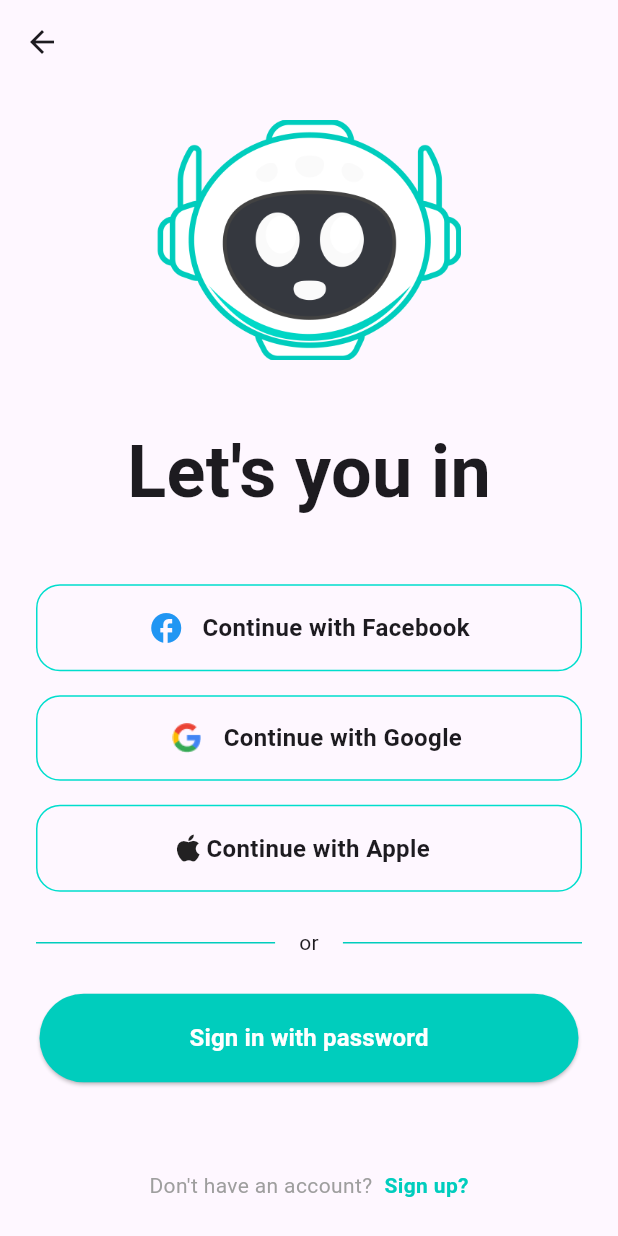
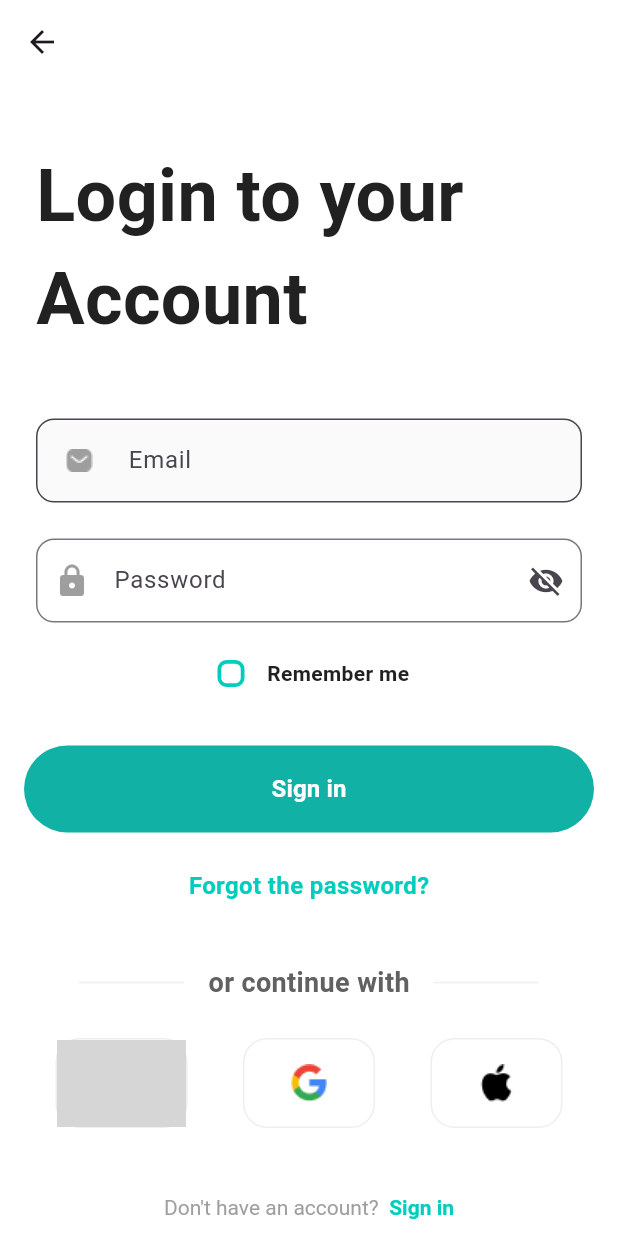
Before and after one commit to Biggiezz/chat_box, a Flutter app: the LoginWithAccount screen opened directly, on a phone screen of 412 x 824 dp. Run offline on Flutter 3.47's test engine with Material 3 defaults, Android fonts, the light colour scheme and no system bars; grey boxes are pictures that could not be loaded.

Commit message:
chat_box

```diff
--- a/lib/assets/image.dart
+++ b/lib/assets/image.dart
@@ -4,4 +4,6 @@ class ImageAssets{
  static const logo_fb = '$imagePath/Logo_fb.png';
  static const logo_gg = '$imagePath/logoGG.png';
  static const logo_apple = '$imagePath/icon_apple_signup.png';
+ static const email = '$imagePath/email.png';
+ static const lock = '$imagePath/lock.png';
 }
--- a/lib/create_page/login_with_account.dart
+++ b/lib/create_page/login_with_account.dart
@@ -1,251 +1,274 @@
 import 'package:chatbox/assets/image.dart';
-import 'package:chatbox/signup_page/signup_page.dart';
 import 'package:flutter/material.dart';
 
 class LoginWithAccount extends StatefulWidget {
   const LoginWithAccount({super.key});
 
   @override
-  State<LoginWithAccount> createState() => _LoginState();
+  State<LoginWithAccount> createState() => _LoginWithAccountState();
 }
 
-class _LoginState extends State<LoginWithAccount> {
-  get style async => null;
+class _LoginWithAccountState extends State<LoginWithAccount> {
+  var _rememberMe = false;
 
+  get _passwordController => null;
+  var _showPass = false;
   @override
   Widget build(BuildContext context) {
+    //var _passwordFocus;
     return Scaffold(
-      appBar: AppBar(),
-
-      body: SafeArea(
-        child: Padding(
-          padding: const EdgeInsets.all(24),
-          child: Column(
+      appBar: AppBar(backgroundColor: Colors.white),
+      backgroundColor: Colors.white,
+      body: Column(
         children: [
-              Expanded(
-                child: Column(
-                  children: [
-                    Positioned(
-                      width: 203,
-                      height: 160,
-                      top: 112.25,
-                      left: 112.5,
-
-                      child: Image.asset(
-                        ImageAssets.logo,
-                        width: 203,
-                        height: 160,
-                        fit: BoxFit.cover,
+          Padding(
+            padding: const EdgeInsets.fromLTRB(24, 40, 24, 45),
+            child: Text(
+              "Login to your Account",
+              style: TextStyle(
+                fontSize: 48,
+                fontWeight: FontWeight.w700,
+                color: Color(0xFF212121),
               ),
             ),
-                    SizedBox(height: 40.25),
-                    Text(
-                      "Let's you in",
-                      style: TextStyle(
-                        fontWeight: FontWeight.w700,
-                        fontSize: 48,
+          ),
+          Padding(
+            padding: const EdgeInsets.fromLTRB(24, 0, 24, 0),
+            child: TextField(
+              decoration: InputDecoration(
+                border: OutlineInputBorder(
+                  borderRadius: BorderRadius.circular(12),
+                ),
+
+                hintText: 'Nhập vào email của bạn',
+                labelText: 'Email',
+                suffixStyle: TextStyle(fontSize: 14, color: Color(0xFF9E9E9E)),
+                filled: true,
+                fillColor: Color(0xffFAFAFA),
+                prefixIcon: Image.asset('assets/images/email.png'),
+                // prefixIcon: Icon(Icons.email,size: 18, color: Color(0xFF9E9E9E)),
+              ),
+              keyboardType: TextInputType.emailAddress,
+            ),
+          ), //Email
+          Padding(
+            padding: const EdgeInsets.fromLTRB(24, 24, 24, 10),
+            child: TextField(
+             // focusNode: _passwordFocus,
+              controller: _passwordController,
+              obscureText: !_showPass,
+              decoration: InputDecoration(
+                labelText: 'Password',
+                //  filled: true,
+                // fillColor: _passwordFocus.hasFocus
+                //     ? Color(0xff00CDBD)
+                //     : Color(0xffFAFAFA),
+                hintText: 'Nhập mật khẩu',
+                suffixIcon: IconButton(
+                  icon: Icon(
+                    _showPass ? Icons.visibility : Icons.visibility_off,
+
+                    //   color: _passwordFocus.hasFocus
+                    //   //    ? Color(0xff00CDBD)
+                    //     //  : Color(0xff00CDBD),
+                    //
+                  ),
+                  onPressed: () {
+                    setState(() {
+                      _showPass = !_showPass;
+                    });
+                  },
+                ),
+                border: OutlineInputBorder(
+                  borderRadius: BorderRadius.circular(12),
+                ),
+                prefixIcon: Icon(Icons.lock, color: Color(0XFF9E9E9E)),
               ),
             ),
-                    SizedBox(height: 40.25),
-
-                    Container(
-                      padding: EdgeInsets.symmetric(vertical: 16),
-                      decoration: BoxDecoration(
-                        borderRadius: BorderRadius.circular(16),
-                        border: Border.all(width: 1, color: Color(0xFF00DECD)),
           ),
+          Padding(
+            padding: const EdgeInsets.fromLTRB(130, 0, 0, 24),
             child: Row(
-                        // crossAxisAlignment: CrossAxisAlignment.center,
-                        mainAxisAlignment: MainAxisAlignment.center,
               children: [
-                          Icon(Icons.facebook, weight: 24, color: Colors.blue),
-                          // Image.asset('asset/image/abc.png')
-                          SizedBox(width: 12),
+                Checkbox(
+                  side: BorderSide(width: 2.5, color: Color(0XFF00CDBD)),
+                  activeColor: Color(0XFF00CDBD),
+                  checkColor: Colors.white,
+                  shape: RoundedRectangleBorder(
+                    borderRadius: BorderRadius.circular(6),
+                  ),
+                  value: _rememberMe,
+                  onChanged: (value) {
+                    setState(() {
+                      _rememberMe = value ?? false;
+                    });
+                  },
+                ),
                 Text(
-                            'Continue with Facebook',
+                  'Remember me',
                   style: TextStyle(
-                              fontSize: 16,
+                    fontSize: 14,
                     fontWeight: FontWeight.w600,
+                    color: Color(0xFF212121),
                   ),
                 ),
               ],
             ),
           ),
-                    SizedBox(height: 16),
           Container(
-                      padding: EdgeInsets.symmetric(vertical: 16),
+            width: 380,
+            height: 58,
             decoration: BoxDecoration(
-                        borderRadius: BorderRadius.circular(16),
-                        border: Border.all(width: 1, color: Color(0xff00DECD)),
+              borderRadius: BorderRadius.circular(100),
+              color: Color(0XFF11B1A5),
+            ),
+            child: TextButton(
+              onPressed: () {},
+              child: Text(
+                'Sign in',
+                style: TextStyle(
+                  fontSize: 16,
+                  fontWeight: FontWeight.w700,
+                  color: Color(0xFFFFFFFF),
+                ),
+              ),
+            ),
           ),
 
-                      alignment: Alignment.topLeft,
+          Padding(
+            padding: const EdgeInsets.fromLTRB(24, 24, 24, 10),
 
-                      child: SizedBox(
+            child: Text(
+              "Forgot the password?",
+              style: TextStyle(
+                fontSize: 16,
+                fontWeight: FontWeight.w600,
+                color: Color(0xFF00CDBD),
+              ),
+            ),
+          ), // Forgot password
+          Padding(
+            padding: const EdgeInsets.fromLTRB(0,30,0,0),
             child: Row(
+              crossAxisAlignment: CrossAxisAlignment.center,
               mainAxisAlignment: MainAxisAlignment.center,
-                          crossAxisAlignment: CrossAxisAlignment.center,
               children: [
-                            Image.asset(
-                              ImageAssets.logo_gg,
-                              width: 45,
-                              height: 20,
+                Padding(
+                  padding: const EdgeInsets.fromLTRB(24, 0, 0, 0),
+                  child: Container(
+                    width: 70,
+                   height: 1,
+
+                    color: Color(0xFFEEEEEE),
+                  ),
+                ),
+                SizedBox(width: 16),
+                Text("or continue with", style: TextStyle(fontSize: 18, fontWeight: FontWeight.w600,color: Color(0xFF616161)),
+                ),
+                SizedBox(width: 16),
+                Padding(
+                  padding: const EdgeInsets.fromLTRB(0, 0, 24, 0),
+                  child: Container(
+                    width: 70,
+                    height: 1,
+                    color: Color(0xFFEEEEEE),
+                  ),
                 ),
 
+              ],
+
+            ),
+
+          ),
+          SizedBox(height: 24),
+          Row(
+            crossAxisAlignment: CrossAxisAlignment.center,
+            mainAxisAlignment: MainAxisAlignment.spaceEvenly,
+            children: [
               Container(
-                              padding: EdgeInsets.symmetric(horizontal: 2),
+                height: 60,
+                width: 88,
+                decoration: BoxDecoration(
+                 border: Border.all(
+                   color: Color(0xFFEEEEEE),
+                 ),
+                  borderRadius: BorderRadius.circular(16),
+                ),
+                child:
+                    Image.asset(ImageAssets.logo_fb),
 
-                              child: Column(
-                                crossAxisAlignment: CrossAxisAlignment.start,
-                                children: [
-                                  Row(
-                                    children: [
-                                      Text(
-                                        'Continue with Google',
-                                        style: TextStyle(
-                                          fontWeight: FontWeight.w600,
-                                          fontSize: 16,
+
                 ),
-                                        overflow: TextOverflow.ellipsis,
+              Container(
+                height: 60,
+                width: 88,
+                decoration: BoxDecoration(
+                  border: Border.all(
+                    color: Color(0xFFEEEEEE),
+                  ),
+                  borderRadius: BorderRadius.circular(16),
+                ),
+                child:
+                Image.asset(ImageAssets.logo_gg),
+
+
+              ),
+              Container(
+                height: 60,
+                width: 88,
+                decoration: BoxDecoration(
+                  border: Border.all(
+                    color: Color(0xFFEEEEEE),
+                  ),
+                  borderRadius: BorderRadius.circular(16),
+                ),
+                child:
+                Image.asset(ImageAssets.logo_apple),
+
+
               ),
             ],
+          ),
+          Padding(
+            padding: const EdgeInsets.fromLTRB(24,45,24,0),
+            child: Row(
+              crossAxisAlignment: CrossAxisAlignment.center,
+              mainAxisAlignment: MainAxisAlignment.spaceEvenly,
+              children: [
+                RichText(text: TextSpan(
+                  text: "Don't have an account?",
+                  style: TextStyle(
+                    fontSize: 14,
+                    color: Color(0xFF9E9E9E),
+                  ),
+                  children: <TextSpan>[
+                    TextSpan(text:  "  Sign in", style: TextStyle(fontSize: 14,
+                    fontWeight: FontWeight.w600, color: Color(0xFF00CDBD),
+                ),
+
+
+                ),
+
+                    ]
+
+                      ),
+
+
+
+
+                //Row(
+                // padding:
+                //   Container(color: Color(0xFFEEEEEE)),
+                // Text("or continue with"),
+                //   Container(color: Color(0xFFEEEEEE)),
+                // ],
+
                     ),
               ],
             ),
           ),
     ],
       ),
-                      ),
-                    ),
-                    SizedBox(height: 16),
-                    Container(
-                      padding: EdgeInsets.symmetric(vertical: 16),
-                      decoration: BoxDecoration(
-                        borderRadius: BorderRadius.circular(16),
-                        border: Border.all(width: 1, color: Color(0xff00DECD)),
-                      ),
-
-                      child: Row(
-                        mainAxisAlignment: MainAxisAlignment.center,
-                        crossAxisAlignment: CrossAxisAlignment.center,
-                        children: [
-                          Icon(Icons.apple),
-
-                          Text(
-                            'Continue with Apple',
-                            style: TextStyle(
-                              fontWeight: FontWeight.w600,
-
-                              fontSize: 16,
-                            ),
-                          ),
-                          SizedBox(width: 12),
-                        ],
-                      ),
-                    ),
-                    SizedBox(height: 24),
-                    _buildOr(),
-                    SizedBox(height: 24),
-
-
-                    ElevatedButton(
-                      onPressed: () {
-
-                      },
-                      style: ElevatedButton.styleFrom(
-                        backgroundColor: const Color(0xFF00CDBD),
-                        padding: const EdgeInsets.symmetric(horizontal: 100, vertical: 18),
-                        shape: RoundedRectangleBorder(
-                          borderRadius: BorderRadius.circular(100),
-                        ),
-                      ),
-                      child: const Text(
-                        'Sign in with password',
-                        style: TextStyle(
-                          fontSize: 16,
-                          fontWeight: FontWeight.w700,
-                          color: Colors.white,
-                        ),
-                      ),
-                    ),
-
-
-                  ],
-                ),
-              ),
-              Row(
-
-                  mainAxisAlignment: MainAxisAlignment.center,
-                  children: [
-                    Text(
-                      "Don't have an account?",
-
-                      style: TextStyle(
-                        fontWeight: FontWeight.w400,
-                        color: Color(0xFF9E9E9E),
-                      ),
-                    ),
-                    SizedBox(width: 8),
-                    GestureDetector(
-                      onTap: () {
-                        Navigator.push(
-                          context,
-                          MaterialPageRoute(builder: (context) => SignupPage()),
-
-
-                        );
-                      },
-                      child: Text(
-                        "Sign up?",
-                        style: TextStyle(
-                          fontWeight: FontWeight.w600,
-                          color: Color(0xFF00CDBD),
-                        ),
-                      ),
-                    ),
-                  ]
-              ),
-            ],
-          ),
-        ),
-      ),
-    );
-  }
-
-  Widget _buildOr() {
-    return Row(
-      children: [
-        Expanded(child: Container(color: Color(0xFF00CDBD), height: 1)),
-        SizedBox(width: 16),
-        Text('or'),
-        SizedBox(width: 16),
-        Expanded(child: Container(color: Color(0xFF00CDBD), height: 1)),
-      ],
     );
   }
 }
-// Widget tạo nút đăng nhập
-Widget _buildLoginOption({
-  required IconData icon,
-  required String text,
-  Color iconColor = Colors.blue,
-}) {
-  return Container(
-    padding: const EdgeInsets.symmetric(vertical: 16),
-    decoration: BoxDecoration(
-      borderRadius: BorderRadius.circular(16),
-      border: Border.all(width: 1, color: const Color(0xff00DECD)),
-    ),
-    child: Row(
-      mainAxisAlignment: MainAxisAlignment.center,
-      children: [
-        Icon(icon, color: iconColor),
-        const SizedBox(width: 12),
-        Text(
-          text,
-          style: const TextStyle(fontSize: 16, fontWeight: FontWeight.w600),
-        ),
-      ],
-    ),
-  );
-}
--- a/lib/login/login_page.dart
+++ b/lib/login/login_page.dart
@@ -1,7 +1,7 @@
 import 'package:chatbox/assets/image.dart';
+import 'package:chatbox/create_page/login_with_account.dart';
 import 'package:chatbox/signup_page/signup_page.dart';
 import 'package:flutter/material.dart';
-
 class Login extends StatefulWidget {
   const Login({super.key});
 
@@ -127,10 +127,13 @@ class _LoginState extends State<Login> {
 
                       child: Row(
                         mainAxisAlignment: MainAxisAlignment.center,
-                        crossAxisAlignment: CrossAxisAlignment.center,
+                        crossAxisAlignment: CrossAxisAlignment.center  ,
                         children: [
-                          Icon(Icons.apple),
-
+                          Padding(
+                            padding: const EdgeInsets.fromLTRB(30,0,0,0),
+                            child: Icon(Icons.apple,size: 30,),
+                          ),
+SizedBox(width: 12),
                           Text(
                             'Continue with Apple',
                             style: TextStyle(
@@ -150,7 +153,7 @@ class _LoginState extends State<Login> {
 
                     ElevatedButton(
                       onPressed: () {
-
+                          Navigator.push(context, MaterialPageRoute(builder: (context) => LoginWithAccount()));
                       },
                       style: ElevatedButton.styleFrom(
                         backgroundColor: const Color(0xFF00CDBD),
@@ -217,13 +220,19 @@ class _LoginState extends State<Login> {
       children: [
         Expanded(child: Container(color: Color(0xFF00CDBD), height: 1)),
         SizedBox(width: 16),
-        Text('or'),
+        Text('or',
+        style: TextStyle(
+          fontSize: 18,
+          fontWeight: FontWeight.w600,
+          color: Color(0xFF616161),
+        ),),
         SizedBox(width: 16),
         Expanded(child: Container(color: Color(0xFF00CDBD), height: 1)),
       ],
     );
   }
 }
+
 // Widget tạo nút đăng nhập
 Widget _buildLoginOption({
   required IconData icon,
--- a/lib/signup_page/signup_page.dart
+++ b/lib/signup_page/signup_page.dart
@@ -33,12 +33,12 @@ class _SignupPageState extends State<SignupPage> {
       appBar: AppBar(),
       body: SafeArea(
         child: Padding(
-          padding: const EdgeInsets.all(16.0),
+          padding: const EdgeInsets.fromLTRB(24,0,24,0),
           child: Column(
             crossAxisAlignment: CrossAxisAlignment.start,
             children: <Widget>[
               Padding(
-                padding: const EdgeInsets.only(top: 40.0, bottom: 20),
+                padding: const EdgeInsets.only(top: 30.0),
                 child: Text(
                   'Create your Account',
                   style: TextStyle(
@@ -48,17 +48,20 @@ class _SignupPageState extends State<SignupPage> {
                   ),
                 ),
               ),
-              const SizedBox(height: 59.75),
+              const SizedBox(height: 59),
 
               // Email
-              TextField(
+              Padding(
+                padding: const EdgeInsets.fromLTRB(0, 0, 0, 0),
+                child: TextField(
                   focusNode: _emailFocus,
                   controller: _emailController,
                   decoration: InputDecoration(
                     labelText: 'Email',
-                  filled: true,
-                  fillColor:
-                  _emailFocus.hasFocus ? Color(0xff00CDBD) : Color(0xffFAFAFA),
+                   // filled: true,
+                    fillColor: _emailFocus.hasFocus
+                        ? Color(0xff00CDBD)
+                        : Color(0xffFAFAFA),
                     hintText: 'Nhập email của bạn',
                     border: OutlineInputBorder(
                       borderRadius: BorderRadius.circular(12),
@@ -67,26 +70,31 @@ class _SignupPageState extends State<SignupPage> {
                   ),
                   keyboardType: TextInputType.emailAddress,
                 ),
-              const SizedBox(height: 20),
+              ),
+              const SizedBox(height: 24),
 
               // Password
-              TextField(
+              Padding(
+                padding: const EdgeInsets.fromLTRB(0, 0, 0, 0),
+                child: TextField(
                   focusNode: _passwordFocus,
                   controller: _passwordController,
                   obscureText: !_showPass,
                   decoration: InputDecoration(
                     labelText: 'Password',
-                  filled: true,
-                  fillColor:
-                  _passwordFocus.hasFocus ? Color(0xff00CDBD) : Color(0xffFAFAFA),
+                  //  filled: true,
+                    fillColor: _passwordFocus.hasFocus
+                        ? Color(0xff00CDBD)
+                        : Color(0xffFAFAFA),
                     hintText: 'Nhập mật khẩu',
                     suffixIcon: IconButton(
                       icon: Icon(
                         _showPass ? Icons.visibility : Icons.visibility_off,
-                      color:
-                      _passwordFocus.hasFocus ? Color(0xff00CDBD) : Color(0xffFAFAFA) ,
 
-
+                      //   color: _passwordFocus.hasFocus
+                      //   //    ? Color(0xff00CDBD)
+                      //     //  : Color(0xff00CDBD),
+                      //
                         ),
                       onPressed: () {
                         setState(() {
@@ -98,6 +106,7 @@ class _SignupPageState extends State<SignupPage> {
                       borderRadius: BorderRadius.circular(12),
                     ),
                     prefixIcon: Icon(Icons.lock, color: Color(0XFF9E9E9E)),
+                  ),
                 ),
               ),
               const SizedBox(height: 20),
@@ -136,8 +145,10 @@ class _SignupPageState extends State<SignupPage> {
               const SizedBox(height: 20),
 
               // Sign up button
-              SizedBox(
-                width: double.infinity,
+              Center(
+                child: SizedBox(
+                  width: 380,
+
                   height: 58,
                   child: ElevatedButton(
                     onPressed: () {
@@ -159,11 +170,15 @@ class _SignupPageState extends State<SignupPage> {
                     ),
                   ),
                 ),
+              ),
 
-              const SizedBox(height: 40),
+              const SizedBox(
+                  width: 24,
+              height: 59),
               _buildOr(),
 
-              const SizedBox(height: 30),
+              const SizedBox(width: 24,
+                  height: 30),
 
               // Social buttons
               Row(
@@ -175,9 +190,8 @@ class _SignupPageState extends State<SignupPage> {
                 ],
               ),
 
-              Container(
-                margin: EdgeInsets.symmetric(vertical: 10),
-                width: double.infinity,
+              Padding(
+                padding: const EdgeInsets.fromLTRB(75,59,75,0),
                 child: Row(
                   mainAxisAlignment: MainAxisAlignment.spaceBetween,
                   children: <Widget>[
@@ -195,8 +209,7 @@ class _SignupPageState extends State<SignupPage> {
                       onTap: () {
                         Navigator.push(
                           context,
-                          MaterialPageRoute(
-                              builder: (context) => SignInPage()),
+                          MaterialPageRoute(builder: (context) => SignInPage()),
                         );
                       },
                       child: const Text(
@@ -222,7 +235,7 @@ class _SignupPageState extends State<SignupPage> {
     return Row(
       children: const [
         Expanded(child: Divider(color: Color(0xFFEEEEEE))),
-        SizedBox(width: 45),
+        SizedBox(width: 16),
         Text(
           'or continue with',
           style: TextStyle(
@@ -231,7 +244,7 @@ class _SignupPageState extends State<SignupPage> {
             color: Color(0xFF616161),
           ),
         ),
-        SizedBox(width: 45),
+        SizedBox(width: 16),
         Expanded(child: Divider(color: Color(0xFFEEEEEE))),
       ],
     );
@@ -244,11 +257,7 @@ class _SignupPageState extends State<SignupPage> {
         border: Border.all(color: Color(0xFFEEEEEE), width: 1),
         borderRadius: BorderRadius.circular(16),
       ),
-      child: Image.asset(
-        assetPath,
-        width: 24,
-        height: 24,
-      ),
+      child: Image.asset(assetPath, width: 24, height: 24),
     );
   }
 }
```
Also changed, not shown: assets/images/Logo_fb.png (deleted), assets/images/email.png (added), assets/images/lock.png (added), assets/images/logo_fb.png (added). Lines whose indentation alone changed are shown as unchanged.
